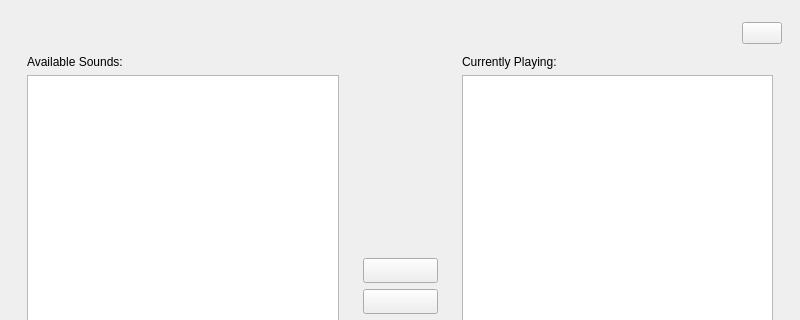
Old version of the form wnlmainwindow.ui in the repository ryangwsimmons/whitenoiselinux; both pictures show x 0 to 800 and y 0 to 320 of the 800 by 600 pixel window.
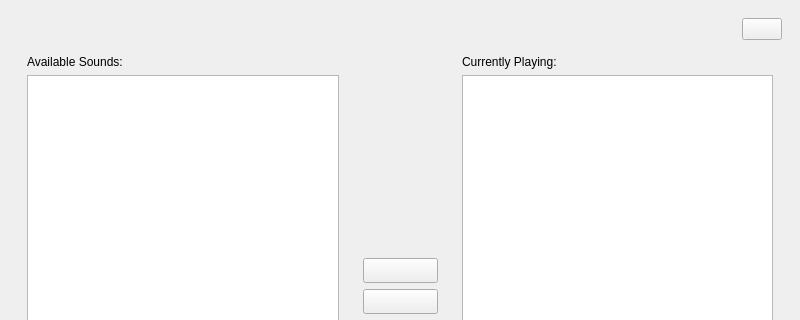
New version of the form. Icons and pictures are not drawn.

Commit message: Changed UI instances of QFrame to QWidget as I don't actually have any use for QFrame's extra features

Patch:
```diff
--- a/wnlmainwindow.ui
+++ b/wnlmainwindow.ui
@@ -28,32 +28,21 @@
   <widget class="QWidget" name="centralwidget">
    <layout class="QVBoxLayout" name="verticalLayout_4">
     <item>
-     <widget class="QFrame" name="topBarFrame">
-      <property name="sizePolicy">
-       <sizepolicy hsizetype="MinimumExpanding" vsizetype="Fixed">
-        <horstretch>0</horstretch>
-        <verstretch>0</verstretch>
-       </sizepolicy>
-      </property>
-      <property name="minimumSize">
-       <size>
-        <width>0</width>
-        <height>40</height>
-       </size>
-      </property>
-      <property name="layoutDirection">
-       <enum>Qt::RightToLeft</enum>
-      </property>
-      <property name="frameShape">
-       <enum>QFrame::NoFrame</enum>
-      </property>
-      <property name="frameShadow">
-       <enum>QFrame::Raised</enum>
-      </property>
+     <widget class="QWidget" name="topBarWidget" native="true">
       <layout class="QHBoxLayout" name="horizontalLayout">
-       <property name="bottomMargin">
-        <number>0</number>
-       </property>
+       <item>
+        <spacer name="topBarSpacer">
+         <property name="orientation">
+          <enum>Qt::Horizontal</enum>
+         </property>
+         <property name="sizeHint" stdset="0">
+          <size>
+           <width>736</width>
+           <height>20</height>
+          </size>
+         </property>
+        </spacer>
+       </item>
        <item>
         <widget class="QPushButton" name="aboutButton">
          <property name="sizePolicy">
@@ -89,19 +78,6 @@
          </property>
         </widget>
        </item>
-       <item>
-        <spacer name="topBarSpacer">
-         <property name="orientation">
-          <enum>Qt::Horizontal</enum>
-         </property>
-         <property name="sizeHint" stdset="0">
-          <size>
-           <width>40</width>
-           <height>20</height>
-          </size>
-         </property>
-        </spacer>
-       </item>
       </layout>
      </widget>
     </item>
```
Left out of the diff: 59 changed lines with no effect on the pictures.
